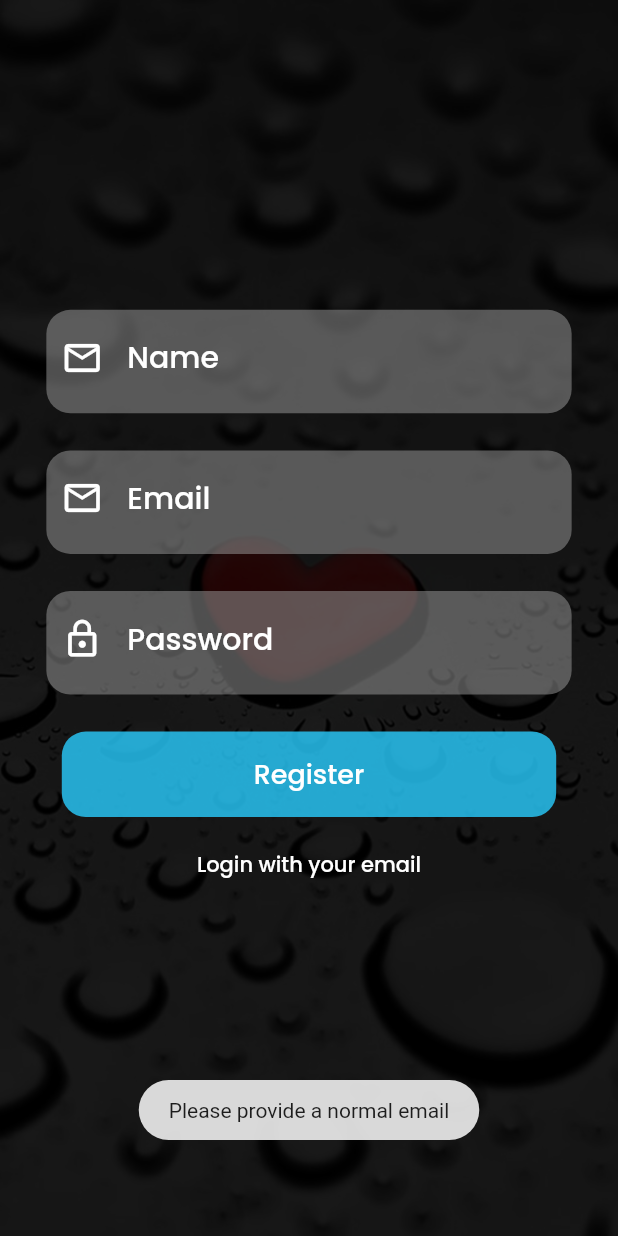
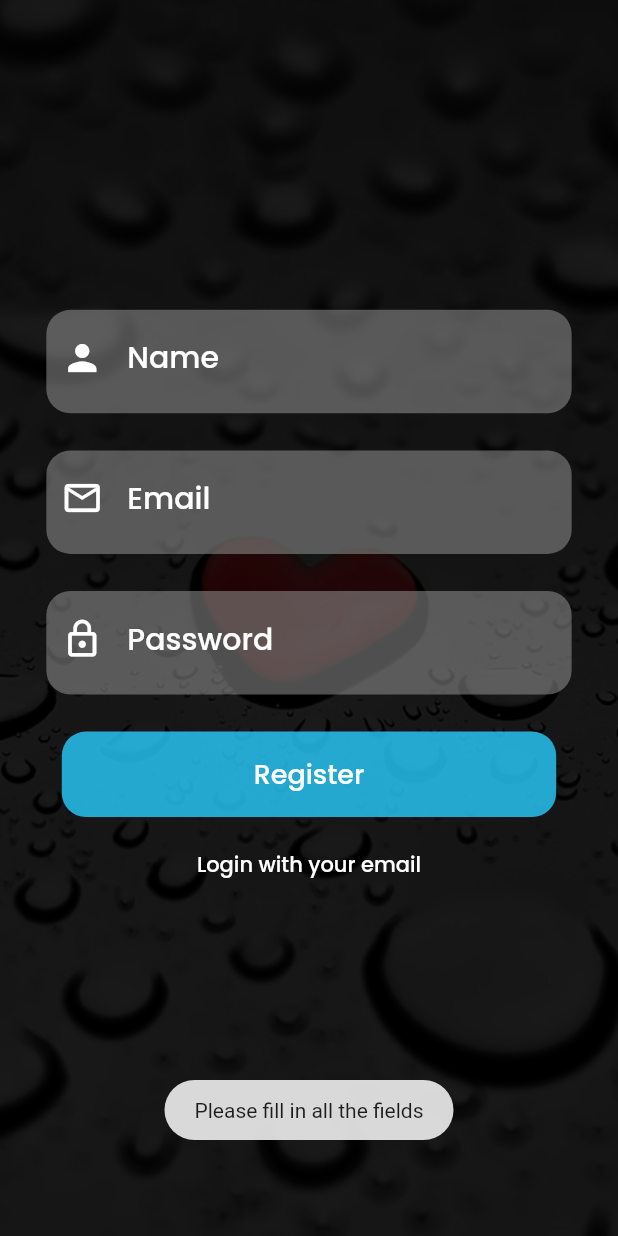
Before and after one commit to FALKFlutter/FALKFlutter, a Flutter app: the EmailRegister screen opened directly, after a tap on "Register", on a phone screen of 412 x 824 dp. Run offline on Flutter 3.47's test engine with Material 2 defaults, Android fonts, the phone set to English and light mode, and no system bars; our stand-ins replace country_picker, email_validator, flutter_spinkit, fluttertoast, google_sign_in, hive_flutter; accounts and stored records are empty.

Commit message:
register flow 1

```diff
--- /dev/null
+++ b/frontend/lib/functions/FunctionVars.dart
@@ -0,0 +1,6 @@
+class FunctionVars {
+  static String baseUrl = 'https://falkbackend.herokuapp.com';
+  static String localhost(int port){
+    return 'http://localhost:' + port.toString();
+  }
+}
--- a/frontend/lib/screens/EmailRegister.dart
+++ b/frontend/lib/screens/EmailRegister.dart
@@ -1,5 +1,6 @@
 import 'package:flutter/material.dart';
 import 'package:flutter_spinkit/flutter_spinkit.dart';
+import 'package:fluttertoast/fluttertoast.dart';
 import 'package:frontend/colors/FalkColors.dart';
 import 'package:frontend/functions/EmailAuth.dart';
 import 'package:frontend/screens/screens.dart';
@@ -46,22 +47,21 @@ class EmailRegisterForm extends State<EmailRegister> {
             children: [
               Center(
                   child: FALKTextBox(
-                nameController,
                 size.width * 0.85,
                 'Name',
                 Icon(
-                  Icons.email_outlined,
+                  Icons.person,
                   color: Colors.white,
                   size: 28,
                 ),
                 textAction: TextInputAction.next,
+                valController: nameController,
               )),
               SizedBox(
                 height: size.height * 0.03,
               ),
               Center(
                   child: FALKTextBox(
-                emailController,
                 size.width * 0.85,
                 'Email',
                 Icon(
@@ -70,13 +70,13 @@ class EmailRegisterForm extends State<EmailRegister> {
                   size: 28,
                 ),
                 textAction: TextInputAction.next,
+                valController: emailController
               )),
               SizedBox(
                 height: size.height * 0.03,
               ),
               Center(
                   child: FALKTextBox(
-                passwordController,
                 size.width * 0.85,
                 'Password',
                 Icon(
@@ -84,6 +84,7 @@ class EmailRegisterForm extends State<EmailRegister> {
                   color: Colors.white,
                   size: 28,
                 ),
+                valController: passwordController
               )),
               SizedBox(
                 height: size.height * 0.03,
@@ -92,15 +93,12 @@ class EmailRegisterForm extends State<EmailRegister> {
                 width: size.width * 0.8,
                 child: TextButton(
                     onPressed: () {
-                      setState(() {
-                        isLoading = true;
-                      });
-                      new EmailAuth.regAuth(nameController.text,
-                              emailController.text, passwordController.text)
-                          .register()
-                          .whenComplete(() => setState(() {
-                                isLoading = false;
-                              }));
+                      if(nameController.text == "" || passwordController.text == "" || emailController.text == ""){
+                        Fluttertoast.showToast(msg: "Please fill in all the fields");
+                        return;
+                      }else{
+                      Navigator.pushReplacement(context, MaterialPageRoute(builder: (context) => ConfirmInfo(nameController.text, emailController.text, passwordController.text, 'Email')));
+                      }
                     },
                     child: Text(
                       'Register',
--- a/frontend/lib/screens/EmailSignIn.dart
+++ b/frontend/lib/screens/EmailSignIn.dart
@@ -44,7 +44,6 @@ class EmailForm extends State<EmailSignUp> {
             children: [
               Center(
                   child: FALKTextBox(
-                emailController,
                 size.width * 0.85,
                 'Email',
                 Icon(
@@ -53,13 +52,13 @@ class EmailForm extends State<EmailSignUp> {
                   size: 28,
                 ),
                 textAction: TextInputAction.next,
+                valController: emailController
               )),
               SizedBox(
                 height: size.height * 0.03,
               ),
               Center(
                   child: FALKTextBox(
-                passwordController,
                 size.width * 0.85,
                 'Password',
                 Icon(
@@ -67,6 +66,7 @@ class EmailForm extends State<EmailSignUp> {
                   color: Colors.white,
                   size: 28,
                 ),
+                  valController: passwordController
               )),
               SizedBox(
                 height: size.height * 0.03,
--- a/frontend/lib/screens/WelcomeScreen.dart
+++ b/frontend/lib/screens/WelcomeScreen.dart
@@ -33,7 +33,7 @@ class WelcomePage extends StatelessWidget {
                   child: ClipOval(
                     child: Container(
                       padding: EdgeInsets.all(10),
-                      color: Color(0x9529CDFF),
+                      color: Color(0x2AFFFFFF),
                       width: 90,
                       height: 90,
                       child: Image.asset(
--- a/frontend/lib/screens/screens.dart
+++ b/frontend/lib/screens/screens.dart
@@ -3,3 +3,4 @@ export 'WelcomeScreen.dart';
 export 'TestScreen.dart';
 export 'EmailSignIn.dart';
 export 'EmailRegister.dart';
+export 'ConfirmInfo.dart';
--- a/frontend/lib/widgets/FALKTextBox.dart
+++ b/frontend/lib/widgets/FALKTextBox.dart
@@ -1,9 +1,17 @@
 import 'package:flutter/material.dart';
 
 class FALKTextBox extends StatelessWidget {
-  FALKTextBox(this.valController, this.size, this.hintText, this.icon, {Key? key, TextInputAction this.textAction = TextInputAction.done}) : super(key: key);
+  FALKTextBox(this.size, this.hintText, this.icon,
+      {Key? key,
+      TextInputAction this.textAction = TextInputAction.done,
+      dynamic this.valController,
+      bool this.disabled = false,
+      dynamic this.onClick})
+      : super(key: key);
   TextInputAction textAction;
-  TextEditingController valController;
+  late dynamic valController;
+  dynamic onClick;
+  bool disabled;
   final double size;
   final String hintText;
   final Icon icon;
@@ -17,8 +25,10 @@ class FALKTextBox extends StatelessWidget {
           color: Colors.grey[500]?.withOpacity(0.5),
           borderRadius: BorderRadius.circular(16.0)),
       child: TextFormField(
-        controller: this.valController,
+        controller: this.valController != null ? this.valController : null,
         cursorColor: Colors.white,
+        onTap: this.onClick,
+        readOnly: disabled,
         style:
             TextStyle(color: Colors.white, fontFamily: 'Poppins', fontSize: 20),
         decoration: InputDecoration(
--- a/frontend/pubspec.yaml
+++ b/frontend/pubspec.yaml
@@ -37,6 +37,7 @@ dependencies:
   path_provider: ^2.0.2
   fluttertoast: ^8.0.7
   email_validator: ^2.0.1
+  country_picker: ^2.0.6
 dev_dependencies:
   flutter_test:
     sdk: flutter
```
Also changed, not shown: frontend/lib/functions/EmailAuth.dart (+18 -3 lines), frontend/lib/screens/ConfirmInfo.dart (added, +212 -0 lines), frontend/lib/screens/SplashScreen.dart (+16 -3 lines), frontend/assets/img/firebg.jpg (added).
